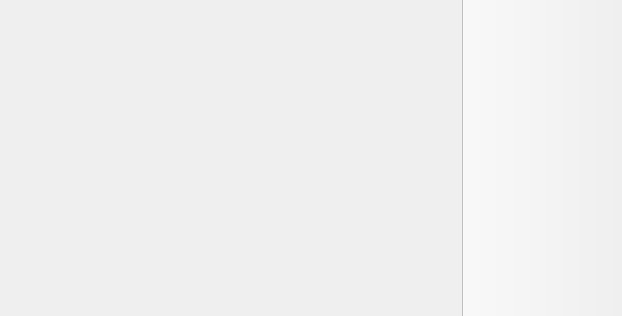
Before: the Qt Designer form Stimulator/mainwindow.ui in Dystill/umassd-osld, drawn with Qt 5.
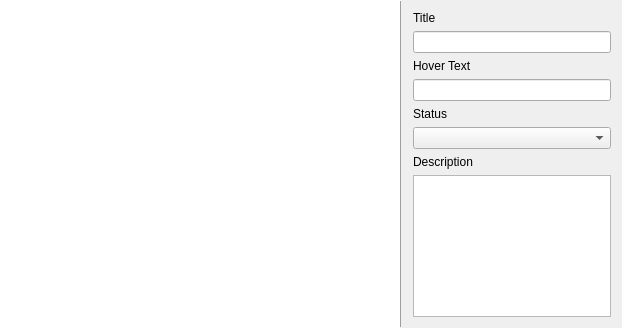
After: the same form once the commit is applied.

Commit message: Opted to use a frame to hold the stimulator’s controls rather than a tool bar. Added a graphics view. Will need to copy over functionality to display sequences within the view.

What changed in the file:
```diff
--- a/Stimulator/mainwindow.ui
+++ b/Stimulator/mainwindow.ui
@@ -7,51 +7,118 @@
     <x>0</x>
     <y>0</y>
     <width>622</width>
-    <height>316</height>
+    <height>328</height>
    </rect>
   </property>
   <property name="windowTitle">
    <string>MainWindow</string>
   </property>
-  <widget class="QWidget" name="centralWidget"/>
-  <widget class="QMenuBar" name="menuBar">
-   <property name="geometry">
-    <rect>
-     <x>0</x>
-     <y>0</y>
-     <width>622</width>
-     <height>22</height>
-    </rect>
-   </property>
-  </widget>
-  <widget class="QToolBar" name="mainToolBar">
-   <property name="minimumSize">
-    <size>
-     <width>160</width>
-     <height>260</height>
-    </size>
-   </property>
-   <property name="maximumSize">
-    <size>
-     <width>160</width>
-     <height>16777215</height>
-    </size>
-   </property>
-   <property name="movable">
-    <bool>false</bool>
-   </property>
-   <property name="allowedAreas">
-    <set>Qt::RightToolBarArea</set>
-   </property>
-   <property name="floatable">
-    <bool>false</bool>
-   </property>
-   <attribute name="toolBarArea">
-    <enum>RightToolBarArea</enum>
-   </attribute>
-   <attribute name="toolBarBreak">
-    <bool>false</bool>
-   </attribute>
+  <widget class="QWidget" name="centralWidget">
+   <layout class="QHBoxLayout" name="horizontalLayout">
+    <property name="spacing">
+     <number>0</number>
+    </property>
+    <property name="leftMargin">
+     <number>0</number>
+    </property>
+    <property name="topMargin">
+     <number>0</number>
+    </property>
+    <property name="rightMargin">
+     <number>0</number>
+    </property>
+    <property name="bottomMargin">
+     <number>0</number>
+    </property>
+    <item>
+     <widget class="QGraphicsView" name="graphicsView">
+      <property name="frameShape">
+       <enum>QFrame::NoFrame</enum>
+      </property>
+     </widget>
+    </item>
+    <item>
+     <widget class="Line" name="line">
+      <property name="frameShadow">
+       <enum>QFrame::Raised</enum>
+      </property>
+      <property name="orientation">
+       <enum>Qt::Vertical</enum>
+      </property>
+     </widget>
+    </item>
+    <item>
+     <widget class="QFrame" name="frame">
+      <property name="minimumSize">
+       <size>
+        <width>220</width>
+        <height>0</height>
+       </size>
+      </property>
+      <property name="maximumSize">
+       <size>
+        <width>220</width>
+        <height>16777215</height>
+       </size>
+      </property>
+      <property name="frameShape">
+       <enum>QFrame::NoFrame</enum>
+      </property>
+      <property name="frameShadow">
+       <enum>QFrame::Raised</enum>
+      </property>
+      <layout class="QFormLayout" name="formLayout">
+       <item row="0" column="0">
+        <widget class="QLabel" name="titleLabel">
+         <property name="text">
+          <string>Title</string>
+         </property>
+        </widget>
+       </item>
+       <item row="2" column="0">
+        <widget class="QLabel" name="hoverTextLabel">
+         <property name="text">
+          <string>Hover Text</string>
+         </property>
+        </widget>
+       </item>
+       <item row="4" column="0">
+        <widget class="QLabel" name="statusLabel">
+         <property name="text">
+          <string>Status</string>
+         </property>
+        </widget>
+       </item>
+       <item row="6" column="0">
+        <widget class="QLabel" name="descriptionLabel">
+         <property name="text">
+          <string>Description</string>
+         </property>
+        </widget>
+       </item>
+       <item row="5" column="0" colspan="2">
+        <widget class="QComboBox" name="statusComboBox"/>
+       </item>
+       <item row="7" column="0" colspan="2">
+        <widget class="QPlainTextEdit" name="descriptionPlainTextEdit">
+         <property name="sizePolicy">
+          <sizepolicy hsizetype="Expanding" vsizetype="Expanding">
+           <horstretch>0</horstretch>
+           <verstretch>1</verstretch>
+          </sizepolicy>
+         </property>
+        </widget>
+       </item>
+       <item row="3" column="0" colspan="2">
+        <widget class="QLineEdit" name="hoverTextLineEdit"/>
+       </item>
+       <item row="1" column="0" colspan="2">
+        <widget class="QLineEdit" name="titleLineEdit"/>
+       </item>
+      </layout>
+     </widget>
+    </item>
+   </layout>
   </widget>
  </widget>
  <layoutdefault spacing="6" margin="11"/>
```
Left out of the diff: 2 changed lines with no effect on the pictures. The commit also changes 2 other files.
